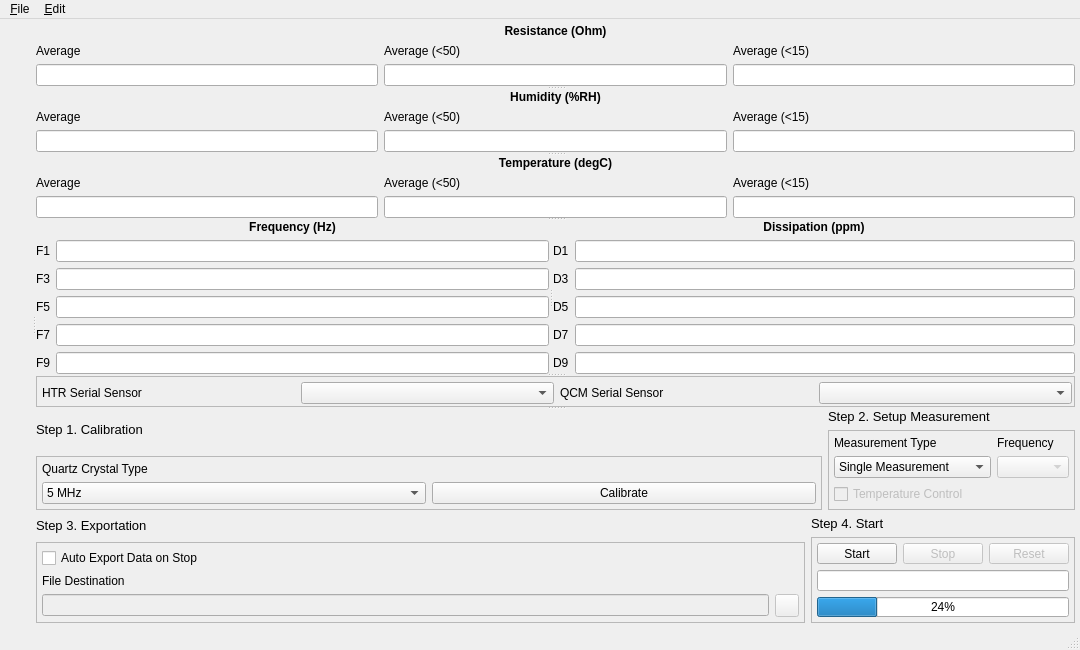
Old version of the form ui/main_gui.ui in the repository CydiaBoss/uc-htr-sensor.
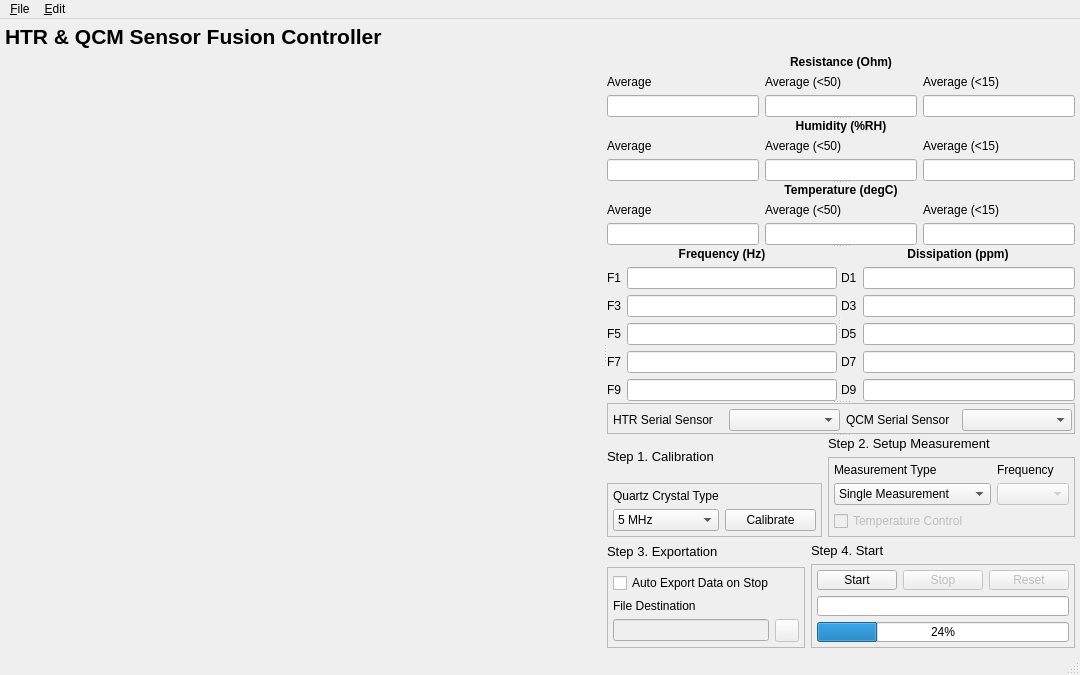
New version of the form. Icons and pictures are not drawn. Custom widgets are drawn as their Qt base class.

```diff
--- a/ui/main_gui.ui
+++ b/ui/main_gui.ui
@@ -8,13 +8,13 @@
     <x>0</x>
     <y>0</y>
     <width>1080</width>
-    <height>650</height>
+    <height>675</height>
    </rect>
   </property>
   <property name="minimumSize">
    <size>
     <width>1080</width>
-    <height>650</height>
+    <height>675</height>
    </size>
   </property>
   <property name="windowTitle">
@@ -31,7 +31,7 @@
      <height>600</height>
     </size>
    </property>
-   <layout class="QVBoxLayout" name="verticalLayout_6">
+   <layout class="QGridLayout" name="gridLayout">
     <property name="leftMargin">
      <number>5</number>
     </property>
@@ -44,7 +44,39 @@
     <property name="bottomMargin">
      <number>5</number>
     </property>
-    <item>
+    <item row="0" column="0">
+     <widget class="QLabel" name="label_12">
+      <property name="text">
+       <string>&lt;html&gt;&lt;head/&gt;&lt;body&gt;&lt;p&gt;&lt;span style=&quot; font-size:16pt; font-weight:600;&quot;&gt;HTR &amp;amp; QCM Sensor Fusion Controller&lt;/span&gt;&lt;/p&gt;&lt;/body&gt;&lt;/html&gt;</string>
+      </property>
+      <property name="margin">
+       <number>18</number>
+      </property>
+     </widget>
+    </item>
+    <item row="0" column="1">
+     <widget class="QLabel" name="label_36">
+      <property name="maximumSize">
+       <size>
+        <width>275</width>
+        <height>64</height>
+       </size>
+      </property>
+      <property name="text">
+       <string/>
+      </property>
+      <property name="pixmap">
+       <pixmap resource="resources/main.qrc">:/main/medal.png</pixmap>
+      </property>
+      <property name="scaledContents">
+       <bool>false</bool>
+      </property>
+      <property name="alignment">
+       <set>Qt::AlignRight|Qt::AlignTrailing|Qt::AlignVCenter</set>
+      </property>
+     </widget>
+    </item>
+    <item row="1" column="0" colspan="2">
      <widget class="QSplitter" name="splitter_4">
       <property name="orientation">
        <enum>Qt::Horizontal</enum>
@@ -65,7 +97,7 @@
          </layout>
         </item>
         <item>
-         <layout class="QGridLayout" name="qcm_layout">
+         <layout class="QGridLayout" name="qcm_layout" columnminimumwidth="300,300">
           <item row="0" column="0">
            <widget class="LivePlotWidget" name="amp_plot" native="true"/>
           </item>
@@ -93,6 +125,9 @@
         <property name="orientation">
          <enum>Qt::Vertical</enum>
         </property>
+        <property name="handleWidth">
+         <number>2</number>
+        </property>
         <widget class="QWidget" name="layoutWidget">
          <layout class="QGridLayout" name="gridLayout_15">
           <item row="0" column="0">
@@ -517,7 +552,13 @@
          <enum>QFrame::StyledPanel</enum>
         </property>
         <property name="frameShadow">
-         <enum>QFrame::Raised</enum>
+         <enum>QFrame::Sunken</enum>
+        </property>
+        <property name="lineWidth">
+         <number>16</number>
+        </property>
+        <property name="midLineWidth">
+         <number>6</number>
         </property>
         <layout class="QHBoxLayout" name="horizontalLayout_2">
          <property name="leftMargin">
@@ -712,8 +753,8 @@
                    <string>Start</string>
                   </property>
                   <property name="icon">
-                   <iconset>
-                    <normaloff>resources/start.png</normaloff>resources/start.png</iconset>
+                   <iconset resource="resources/main.qrc">
+                    <normaloff>:/main/start.png</normaloff>:/main/start.png</iconset>
                   </property>
                   <property name="iconSize">
                    <size>
@@ -732,8 +773,8 @@
                    <string>Stop</string>
                   </property>
                   <property name="icon">
-                   <iconset>
-                    <normaloff>resources/stop.png</normaloff>resources/stop.png</iconset>
+                   <iconset resource="resources/main.qrc">
+                    <normaloff>:/main/stop.png</normaloff>:/main/stop.png</iconset>
                   </property>
                   <property name="iconSize">
                    <size>
@@ -907,8 +948,8 @@
                    <string/>
                   </property>
                   <property name="icon">
-                   <iconset>
-                    <normaloff>resources/folder.png</normaloff>resources/folder.png</iconset>
+                   <iconset resource="resources/main.qrc">
+                    <normaloff>:/main/folder.png</normaloff>:/main/folder.png</iconset>
                   </property>
                  </widget>
                 </item>
```
Left out of the diff: 4 changed lines with no effect on the pictures.
